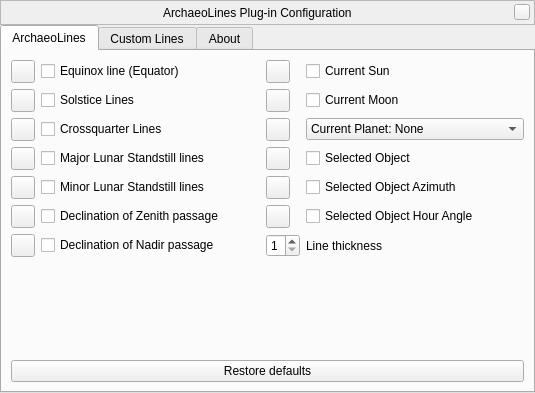
The window that plugins/ArchaeoLines/src/gui/archaeoLinesDialog.ui (greck2908/stellarium) describes before a commit, drawn with Qt 5.
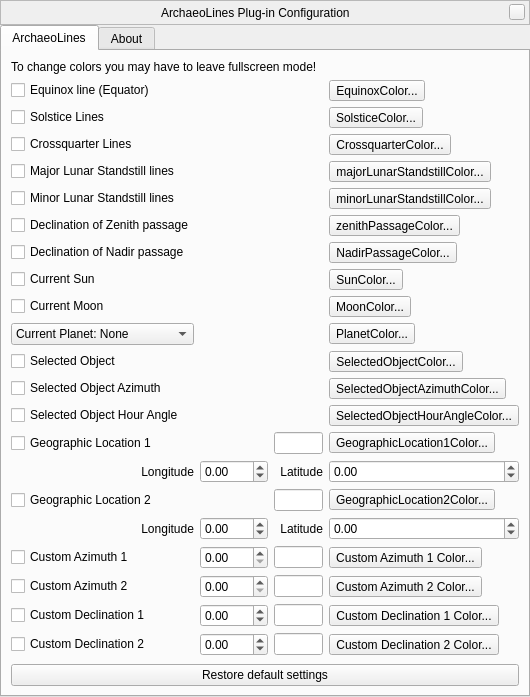
The same window after the commit. Custom widgets are drawn as their Qt base class.

```diff
--- a/plugins/ArchaeoLines/src/gui/archaeoLinesDialog.ui
+++ b/plugins/ArchaeoLines/src/gui/archaeoLinesDialog.ui
@@ -6,8 +6,8 @@
    <rect>
     <x>0</x>
     <y>0</y>
-    <width>535</width>
-    <height>393</height>
+    <width>530</width>
+    <height>656</height>
    </rect>
   </property>
   <property name="windowTitle">
@@ -145,138 +145,402 @@
        <string>ArchaeoLines</string>
       </attribute>
       <layout class="QVBoxLayout" name="verticalLayout_3">
+       <item>
+        <widget class="QLabel" name="switchToWindowedModeLabel">
+         <property name="text">
+          <string>To change colors you may have to leave fullscreen mode!</string>
+         </property>
+        </widget>
+       </item>
        <item>
         <layout class="QGridLayout" name="gridLayout">
-         <item row="0" column="0">
-          <widget class="QToolButton" name="equinoxColorToolButton">
+         <item row="18" column="3">
+          <widget class="QToolButton" name="customAzimuth2ColorToolButton">
            <property name="text">
-            <string notr="true"/>
+            <string notr="true">Custom Azimuth 2 Color...</string>
            </property>
           </widget>
          </item>
-         <item row="6" column="1">
+         <item row="4" column="3">
+          <widget class="QToolButton" name="minorStandstillColorToolButton">
+           <property name="text">
+            <string notr="true">minorLunarStandstillColor...</string>
+           </property>
+          </widget>
+         </item>
+         <item row="17" column="3">
+          <widget class="QToolButton" name="customAzimuth1ColorToolButton">
+           <property name="text">
+            <string notr="true">Custom Azimuth 1 Color...</string>
+           </property>
+          </widget>
+         </item>
+         <item row="6" column="0">
           <widget class="QCheckBox" name="nadirPassageCheckBox">
            <property name="text">
             <string>Declination of Nadir passage</string>
            </property>
           </widget>
          </item>
-         <item row="6" column="0">
+         <item row="17" column="0">
+          <widget class="QCheckBox" name="customAzimuth1CheckBox">
+           <property name="text">
+            <string>Custom Azimuth 1</string>
+           </property>
+          </widget>
+         </item>
+         <item row="17" column="2">
+          <widget class="QLineEdit" name="customAzimuth1LineEdit">
+           <property name="toolTip">
+            <string>Enter a label for this line</string>
+           </property>
+          </widget>
+         </item>
+         <item row="8" column="3">
+          <widget class="QToolButton" name="currentMoonColorToolButton">
+           <property name="text">
+            <string notr="true">MoonColor...</string>
+           </property>
+          </widget>
+         </item>
+         <item row="18" column="0">
+          <widget class="QCheckBox" name="customAzimuth2CheckBox">
+           <property name="text">
+            <string>Custom Azimuth 2</string>
+           </property>
+          </widget>
+         </item>
+         <item row="18" column="1">
+          <widget class="QDoubleSpinBox" name="customAzimuth2DoubleSpinBox">
+           <property name="maximum">
+            <double>359.990000000000009</double>
+           </property>
+          </widget>
+         </item>
+         <item row="6" column="3">
           <widget class="QToolButton" name="nadirPassageColorToolButton">
            <property name="text">
-            <string notr="true"/>
+            <string notr="true">NadirPassageColor...</string>
            </property>
           </widget>
          </item>
-         <item row="4" column="1">
-          <widget class="QCheckBox" name="minorStandstillCheckBox">
+         <item row="1" column="3">
+          <widget class="QToolButton" name="solsticesColorToolButton">
            <property name="text">
-            <string>Minor Lunar Standstill lines</string>
+            <string notr="true">SolsticeColor...</string>
            </property>
           </widget>
          </item>
-         <item row="3" column="0">
-          <widget class="QToolButton" name="majorStandstillColorToolButton">
-           <property name="text">
-            <string notr="true"/>
-           </property>
-          </widget>
-         </item>
-         <item row="2" column="0">
-          <widget class="QToolButton" name="crossquarterColorToolButton">
-           <property name="toolTip">
-            <string>Change color</string>
-           </property>
-           <property name="text">
-            <string notr="true"/>
-           </property>
-          </widget>
-         </item>
-         <item row="5" column="0">
-          <widget class="QToolButton" name="zenithPassageColorToolButton">
-           <property name="text">
-            <string notr="true"/>
-           </property>
-          </widget>
-         </item>
-         <item row="1" column="1">
+         <item row="1" column="0">
           <widget class="QCheckBox" name="solsticesCheckBox">
            <property name="text">
             <string>Solstice Lines</string>
            </property>
           </widget>
          </item>
-         <item row="1" column="0">
-          <widget class="QToolButton" name="solsticesColorToolButton">
+         <item row="8" column="0">
+          <widget class="QCheckBox" name="currentMoonCheckBox">
            <property name="text">
-            <string notr="true"/>
+            <string>Current Moon</string>
            </property>
           </widget>
          </item>
-         <item row="4" column="0">
-          <widget class="QToolButton" name="minorStandstillColorToolButton">
+         <item row="18" column="2">
+          <widget class="QLineEdit" name="customAzimuth2LineEdit">
+           <property name="toolTip">
+            <string>Enter a label for this line</string>
+           </property>
+          </widget>
+         </item>
+         <item row="7" column="3">
+          <widget class="QToolButton" name="currentSunColorToolButton">
            <property name="text">
-            <string notr="true"/>
+            <string notr="true">SunColor...</string>
            </property>
           </widget>
          </item>
-         <item row="0" column="1">
+         <item row="9" column="3">
+          <widget class="QToolButton" name="currentPlanetColorToolButton">
+           <property name="text">
+            <string notr="true">PlanetColor...</string>
+           </property>
+          </widget>
+         </item>
+         <item row="2" column="0">
+          <widget class="QCheckBox" name="crossquarterCheckBox">
+           <property name="text">
+            <string>Crossquarter Lines</string>
+           </property>
+          </widget>
+         </item>
+         <item row="0" column="0">
           <widget class="QCheckBox" name="equinoxCheckBox">
            <property name="text">
             <string>Equinox line (Equator)</string>
            </property>
           </widget>
          </item>
+         <item row="5" column="0">
+          <widget class="QCheckBox" name="zenithPassageCheckBox">
+           <property name="text">
+            <string>Declination of Zenith passage</string>
+           </property>
+          </widget>
+         </item>
+         <item row="10" column="3">
+          <widget class="QToolButton" name="selectedObjectColorToolButton">
+           <property name="text">
+            <string notr="true">SelectedObjectColor...</string>
+           </property>
+          </widget>
+         </item>
+         <item row="5" column="3">
+          <widget class="QToolButton" name="zenithPassageColorToolButton">
+           <property name="text">
+            <string notr="true">zenithPassageColor...</string>
+           </property>
+          </widget>
+         </item>
          <item row="0" column="3">
-          <widget class="QCheckBox" name="currentSunCheckBox">
+          <widget class="QToolButton" name="equinoxColorToolButton">
            <property name="text">
-            <string>Current Sun</string>
+            <string notr="true">EquinoxColor...</string>
            </property>
           </widget>
          </item>
-         <item row="2" column="1">
-          <widget class="QCheckBox" name="crossquarterCheckBox">
-           <property name="text">
-            <string>Crossquarter Lines</string>
-           </property>
-          </widget>
-         </item>
-         <item row="3" column="1">
+         <item row="3" column="0">
           <widget class="QCheckBox" name="majorStandstillCheckBox">
            <property name="text">
             <string>Major Lunar Standstill lines</string>
            </property>
           </widget>
          </item>
-         <item row="5" column="1">
-          <widget class="QCheckBox" name="zenithPassageCheckBox">
+         <item row="20" column="3">
+          <widget class="QToolButton" name="customDeclination2ColorToolButton">
            <property name="text">
-            <string>Declination of Zenith passage</string>
+            <string notr="true">Custom Declination 2 Color...</string>
            </property>
           </widget>
          </item>
-         <item row="0" column="2">
-          <widget class="QToolButton" name="currentSunColorToolButton">
+         <item row="20" column="1">
+          <widget class="QDoubleSpinBox" name="customDeclination2DoubleSpinBox">
+           <property name="minimum">
+            <double>-89.989999999999995</double>
+           </property>
+           <property name="maximum">
+            <double>89.989999999999995</double>
+           </property>
+           <property name="singleStep">
+            <double>0.100000000000000</double>
+           </property>
+          </widget>
+         </item>
+         <item row="20" column="2">
+          <widget class="QLineEdit" name="customDeclination2LineEdit"/>
+         </item>
+         <item row="16" column="2">
+          <widget class="QLabel" name="geographicLocation2LatitudeLabel">
            <property name="text">
-            <string notr="true"/>
+            <string>Latitude</string>
            </property>
+           <property name="alignment">
+            <set>Qt::AlignRight|Qt::AlignTrailing|Qt::AlignVCenter</set>
+           </property>
           </widget>
          </item>
-         <item row="1" column="3">
-          <widget class="QCheckBox" name="currentMoonCheckBox">
+         <item row="16" column="0">
+          <widget class="QLabel" name="geographicLocation2LongitudeLabel">
            <property name="text">
-            <string>Current Moon</string>
+            <string>Longitude</string>
            </property>
+           <property name="alignment">
+            <set>Qt::AlignRight|Qt::AlignTrailing|Qt::AlignVCenter</set>
+           </property>
           </widget>
          </item>
-         <item row="1" column="2">
-          <widget class="QToolButton" name="currentMoonColorToolButton">
+         <item row="16" column="1">
+          <widget class="QDoubleSpinBox" name="geographicLocation2LongitudeDoubleSpinBox">
+           <property name="minimum">
+            <double>-180.000000000000000</double>
+           </property>
+           <property name="maximum">
+            <double>359.990000000000009</double>
+           </property>
+           <property name="singleStep">
+            <double>0.100000000000000</double>
+           </property>
+          </widget>
+         </item>
+         <item row="19" column="3">
+          <widget class="QToolButton" name="customDeclination1ColorToolButton">
            <property name="text">
-            <string notr="true"/>
+            <string notr="true">Custom Declination 1 Color...</string>
+           </property>
+          </widget>
+         </item>
+         <item row="19" column="0">
+          <widget class="QCheckBox" name="customDeclination1CheckBox">
+           <property name="text">
+            <string>Custom Declination 1</string>
+           </property>
+          </widget>
+         </item>
+         <item row="19" column="1">
+          <widget class="QDoubleSpinBox" name="customDeclination1DoubleSpinBox">
+           <property name="minimum">
+            <double>-89.989999999999995</double>
+           </property>
+           <property name="maximum">
+            <double>89.989999999999995</double>
+           </property>
+           <property name="singleStep">
+            <double>0.100000000000000</double>
+           </property>
+          </widget>
+         </item>
+         <item row="19" column="2">
+          <widget class="QLineEdit" name="customDeclination1LineEdit"/>
+         </item>
+         <item row="16" column="3">
+          <widget class="QDoubleSpinBox" name="geographicLocation2LatitudeDoubleSpinBox">
+           <property name="minimum">
+            <double>-90.000000000000000</double>
+           </property>
+           <property name="maximum">
+            <double>90.000000000000000</double>
+           </property>
+           <property name="singleStep">
+            <double>0.100000000000000</double>
+           </property>
+          </widget>
+         </item>
+         <item row="13" column="3">
+          <widget class="QToolButton" name="geographicLocation1ColorToolButton">
+           <property name="text">
+            <string notr="true">GeographicLocation1Color...</string>
+           </property>
+          </widget>
+         </item>
+         <item row="13" column="0">
+          <widget class="QCheckBox" name="geographicLocation1CheckBox">
+           <property name="text">
+            <string>Geographic Location 1</string>
+           </property>
+          </widget>
+         </item>
+         <item row="13" column="2">
+          <widget class="QLineEdit" name="geographicLocation1LineEdit">
+           <property name="toolTip">
+            <string>Enter a label (location name) for this line</string>
+           </property>
+          </widget>
+         </item>
+         <item row="14" column="0">
+          <widget class="QLabel" name="geographicLocation1LongitudeLabel">
+           <property name="text">
+            <string>Longitude</string>
+           </property>
+           <property name="alignment">
+            <set>Qt::AlignRight|Qt::AlignTrailing|Qt::AlignVCenter</set>
+           </property>
+          </widget>
+         </item>
+         <item row="7" column="0">
+          <widget class="QCheckBox" name="currentSunCheckBox">
+           <property name="text">
+            <string>Current Sun</string>
+           </property>
+          </widget>
+         </item>
+         <item row="15" column="3">
+          <widget class="QToolButton" name="geographicLocation2ColorToolButton">
+           <property name="text">
+            <string notr="true">GeographicLocation2Color...</string>
+           </property>
+          </widget>
+         </item>
+         <item row="14" column="3">
+          <widget class="QDoubleSpinBox" name="geographicLocation1LatitudeDoubleSpinBox">
+           <property name="minimum">
+            <double>-90.000000000000000</double>
+           </property>
+           <property name="maximum">
+            <double>90.000000000000000</double>
+           </property>
+           <property name="singleStep">
+            <double>0.100000000000000</double>
+           </property>
+          </widget>
+         </item>
+         <item row="15" column="2">
+          <widget class="QLineEdit" name="geographicLocation2LineEdit">
+           <property name="toolTip">
+            <string>Enter a label (location name) for this line</string>
+           </property>
+          </widget>
+         </item>
+         <item row="14" column="1">
+          <widget class="QDoubleSpinBox" name="geographicLocation1LongitudeDoubleSpinBox">
+           <property name="minimum">
+            <double>-180.000000000000000</double>
+           </property>
+           <property name="maximum">
+            <double>359.990000000000009</double>
+           </property>
+           <property name="singleStep">
+            <double>0.100000000000000</double>
+           </property>
+          </widget>
+         </item>
+         <item row="14" column="2">
+          <widget class="QLabel" name="geographicLocation1LatitudeLabel">
+           <property name="text">
+            <string>Latitude</string>
+           </property>
+           <property name="alignment">
+            <set>Qt::AlignRight|Qt::AlignTrailing|Qt::AlignVCenter</set>
+           </property>
+          </widget>
+         </item>
+         <item row="15" column="0">
+          <widget class="QCheckBox" name="geographicLocation2CheckBox">
+           <property name="text">
+            <string>Geographic Location 2</string>
+           </property>
+          </widget>
+         </item>
+         <item row="3" column="3">
+          <widget class="QToolButton" name="majorStandstillColorToolButton">
+           <property name="text">
+            <string notr="true">majorLunarStandstillColor...</string>
+           </property>
+          </widget>
+         </item>
+         <item row="10" column="0">
+          <widget class="QCheckBox" name="selectedObjectCheckBox">
+           <property name="text">
+            <string>Selected Object</string>
+           </property>
+          </widget>
+         </item>
+         <item row="4" column="0">
+          <widget class="QCheckBox" name="minorStandstillCheckBox">
+           <property name="text">
+            <string>Minor Lunar Standstill lines</string>
            </property>
           </widget>
          </item>
          <item row="2" column="3">
+          <widget class="QToolButton" name="crossquarterColorToolButton">
+           <property name="toolTip">
+            <string>Change color</string>
+           </property>
+           <property name="text">
+            <string notr="true">CrossquarterColor...</string>
+           </property>
+          </widget>
+         </item>
+         <item row="9" column="0">
           <widget class="QComboBox" name="currentPlanetComboBox">
            <property name="sizePolicy">
             <sizepolicy hsizetype="Preferred" vsizetype="Fixed">
@@ -325,75 +589,45 @@
            </item>
           </widget>
          </item>
-         <item row="2" column="2">
-          <widget class="QToolButton" name="currentPlanetColorToolButton">
-           <property name="text">
-            <string notr="true"/>
+         <item row="17" column="1">
+          <widget class="QDoubleSpinBox" name="customAzimuth1DoubleSpinBox">
+           <property name="maximum">
+            <double>359.990000000000009</double>
            </property>
           </widget>
          </item>
-         <item row="3" column="3">
-          <widget class="QCheckBox" name="selectedObjectCheckBox">
+         <item row="20" column="0">
+          <widget class="QCheckBox" name="customDeclination2CheckBox">
            <property name="text">
-            <string>Selected Object</string>
+            <string>Custom Declination 2</string>
            </property>
           </widget>
          </item>
-         <item row="3" column="2">
-          <widget class="QToolButton" name="selectedObjectColorToolButton">
-           <property name="text">
-            <string notr="true"/>
-           </property>
-          </widget>
-         </item>
-         <item row="4" column="3">
+         <item row="11" column="0">
           <widget class="QCheckBox" name="selectedObjectAzimuthCheckBox">
            <property name="text">
             <string>Selected Object Azimuth</string>
            </property>
           </widget>
          </item>
-         <item row="4" column="2">
-          <widget class="QToolButton" name="selectedObjectAzimuthColorToolButton">
-           <property name="text">
-            <string notr="true"/>
-           </property>
-          </widget>
-         </item>
-         <item row="5" column="3">
+         <item row="12" column="0">
           <widget class="QCheckBox" name="selectedObjectHourAngleCheckBox">
            <property name="text">
             <string>Selected Object Hour Angle</string>
            </property>
           </widget>
          </item>
-         <item row="5" column="2">
+         <item row="11" column="3">
+          <widget class="QToolButton" name="selectedObjectAzimuthColorToolButton">
+           <property name="text">
+            <string notr="true">SelectedObjectAzimuthColor...</string>
+           </property>
+          </widget>
+         </item>
+         <item row="12" column="3">
           <widget class="QToolButton" name="selectedObjectHourAngleColorToolButton">
            <property name="text">
-            <string notr="true"/>
-           </property>
-          </widget>
-         </item>
-         <item row="6" column="2">
-          <widget class="QSpinBox" name="lineWidthSpinBox">
-           <property name="prefix">
-            <string/>
-           </property>
-           <property name="minimum">
-            <number>1</number>
-           </property>
-           <property name="maximum">
-            <number>8</number>
-           </property>
-           <property name="value">
-            <number>1</number>
-           </property>
-          </widget>
-         </item>
-         <item row="6" column="3">
-          <widget class="QLabel" name="lineWidthLabel">
-           <property name="text">
-            <string>Line thickness</string>
+            <string notr="true">SelectedObjectHourAngleColor...</string>
            </property>
           </widget>
          </item>
@@ -423,7 +657,7 @@
             </sizepolicy>
            </property>
            <property name="text">
-            <string>Restore defaults</string>
+            <string>Restore default settings</string>
            </property>
           </widget>
          </item>
@@ -431,293 +665,6 @@
        </item>
       </layout>
      </widget>
-     <widget class="QWidget" name="customLinesTab">
-      <attribute name="title">
-       <string>Custom Lines</string>
-      </attribute>
-      <layout class="QVBoxLayout" name="verticalLayout">
-       <item>
-        <layout class="QGridLayout" name="gridLayout_2">
-         <item row="0" column="0">
-          <widget class="QToolButton" name="geographicLocation1ColorToolButton">
-           <property name="text">
-            <string notr="true"/>
-           </property>
-          </widget>
-         </item>
-         <item row="0" column="1">
-          <widget class="QCheckBox" name="geographicLocation1CheckBox">
-           <property name="text">
-            <string>Geographic Location 1</string>
-           </property>
-          </widget>
-         </item>
-         <item row="0" column="2" colspan="3">
-          <widget class="QLineEdit" name="geographicLocation1LineEdit">
-           <property name="toolTip">
-            <string>Enter a label (location name) for this line</string>
-           </property>
-          </widget>
-         </item>
-         <item row="1" column="1">
-          <widget class="QLabel" name="geographicLocation1LongitudeLabel">
-           <property name="text">
-            <string>Longitude</string>
-           </property>
-           <property name="alignment">
-            <set>Qt::AlignRight|Qt::AlignTrailing|Qt::AlignVCenter</set>
-           </property>
-          </widget>
-         </item>
-         <item row="1" column="2">
-          <widget class="QDoubleSpinBox" name="geographicLocation1LongitudeDoubleSpinBox">
-           <property name="minimum">
-            <double>-180.000000000000000</double>
-           </property>
-           <property name="maximum">
-            <double>359.990000000000009</double>
-           </property>
-           <property name="singleStep">
-            <double>0.100000000000000</double>
-           </property>
-          </widget>
-         </item>
-         <item row="1" column="3">
-          <widget class="QLabel" name="geographicLocation1LatitudeLabel">
-           <property name="text">
-            <string>Latitude</string>
-           </property>
-           <property name="alignment">
-            <set>Qt::AlignRight|Qt::AlignTrailing|Qt::AlignVCenter</set>
-           </property>
-          </widget>
-         </item>
-         <item row="1" column="4">
-          <widget class="QDoubleSpinBox" name="geographicLocation1LatitudeDoubleSpinBox">
-           <property name="minimum">
-            <double>-90.000000000000000</double>
-           </property>
-           <property name="maximum">
-            <double>90.000000000000000</double>
-           </property>
-           <property name="singleStep">
-            <double>0.100000000000000</double>
-           </property>
-          </widget>
-         </item>
-         <item row="2" column="0">
-          <widget class="QToolButton" name="geographicLocation2ColorToolButton">
-           <property name="text">
-            <string notr="true"/>
-           </property>
-          </widget>
-         </item>
-         <item row="2" column="1">
-          <widget class="QCheckBox" name="geographicLocation2CheckBox">
-           <property name="text">
-            <string>Geographic Location 2</string>
-           </property>
-          </widget>
-         </item>
-         <item row="2" column="2" colspan="3">
-          <widget class="QLineEdit" name="geographicLocation2LineEdit">
-           <property name="toolTip">
-            <string>Enter a label (location name) for this line</string>
-           </property>
-          </widget>
-         </item>
-         <item row="3" column="1">
-          <widget class="QLabel" name="geographicLocation2LongitudeLabel">
-           <property name="text">
-            <string>Longitude</string>
-           </property>
-           <property name="alignment">
-            <set>Qt::AlignRight|Qt::AlignTrailing|Qt::AlignVCenter</set>
-           </property>
-          </widget>
-         </item>
-         <item row="3" column="2">
-          <widget class="QDoubleSpinBox" name="geographicLocation2LongitudeDoubleSpinBox">
-           <property name="minimum">
-            <double>-180.000000000000000</double>
-           </property>
-           <property name="maximum">
-            <double>359.990000000000009</double>
-           </property>
-           <property name="singleStep">
-            <double>0.100000000000000</double>
-           </property>
-          </widget>
-         </item>
-         <item row="3" column="3">
-          <widget class="QLabel" name="geographicLocation2LatitudeLabel">
-           <property name="text">
-            <string>Latitude</string>
-           </property>
-           <property name="alignment">
-            <set>Qt::AlignRight|Qt::AlignTrailing|Qt::AlignVCenter</set>
-           </property>
-          </widget>
-         </item>
-         <item row="3" column="4">
-          <widget class="QDoubleSpinBox" name="geographicLocation2LatitudeDoubleSpinBox">
-           <property name="minimum">
-            <double>-90.000000000000000</double>
-           </property>
-           <property name="maximum">
-            <double>90.000000000000000</double>
-           </property>
-           <property name="singleStep">
-            <double>0.100000000000000</double>
-           </property>
-          </widget>
-         </item>
-         <item row="4" column="0">
-          <widget class="QToolButton" name="customAzimuth1ColorToolButton">
-           <property name="text">
-            <string notr="true"/>
-           </property>
-          </widget>
-         </item>
-         <item row="4" column="1">
-          <widget class="QCheckBox" name="customAzimuth1CheckBox">
-           <property name="toolTip">
-            <string>Always counted from North</string>
-           </property>
-           <property name="text">
-            <string>Custom Azimuth 1</string>
-           </property>
-          </widget>
-         </item>
-         <item row="4" column="2">
-          <widget class="QDoubleSpinBox" name="customAzimuth1DoubleSpinBox">
-           <property name="maximum">
-            <double>359.990000000000009</double>
-           </property>
-          </widget>
-         </item>
-         <item row="4" column="3" colspan="2">
-          <widget class="QLineEdit" name="customAzimuth1LineEdit">
-           <property name="toolTip">
-            <string>Enter a label for this line</string>
-           </property>
-          </widget>
-         </item>
-         <item row="5" column="0">
-          <widget class="QToolButton" name="customAzimuth2ColorToolButton">
-           <property name="text">
-            <string notr="true"/>
-           </property>
-          </widget>
-         </item>
-         <item row="5" column="1">
-          <widget class="QCheckBox" name="customAzimuth2CheckBox">
-           <property name="toolTip">
-            <string>Always counted from North</string>
-           </property>
-           <property name="text">
-            <string>Custom Azimuth 2</string>
-           </property>
-          </widget>
-         </item>
-         <item row="5" column="2">
-          <widget class="QDoubleSpinBox" name="customAzimuth2DoubleSpinBox">
-           <property name="maximum">
-            <double>359.990000000000009</double>
-           </property>
-          </widget>
-         </item>
-         <item row="5" column="3" colspan="2">
-          <widget class="QLineEdit" name="customAzimuth2LineEdit">
-           <property name="toolTip">
-            <string>Enter a label for this line</string>
-           </property>
-          </widget>
-         </item>
-         <item row="6" column="0">
-          <widget class="QToolButton" name="customDeclination1ColorToolButton">
-           <property name="text">
-            <string notr="true"/>
-           </property>
-          </widget>
-         </item>
-         <item row="6" column="1">
-          <widget class="QCheckBox" name="customDeclination1CheckBox">
-           <property name="text">
-            <string>Custom Declination 1</string>
-           </property>
-          </widget>
-         </item>
-         <item row="6" column="2">
-          <widget class="QDoubleSpinBox" name="customDeclination1DoubleSpinBox">
-           <property name="minimum">
-            <double>-89.989999999999995</double>
-           </property>
-           <property name="maximum">
-            <double>89.989999999999995</double>
-           </property>
-           <property name="singleStep">
-            <double>0.100000000000000</double>
-           </property>
-          </widget>
-         </item>
-         <item row="6" column="3" colspan="2">
-          <widget class="QLineEdit" name="customDeclination1LineEdit"/>
-         </item>
-         <item row="7" column="0">
-          <widget class="QToolButton" name="customDeclination2ColorToolButton">
-           <property name="text">
-            <string notr="true"/>
-           </property>
-          </widget>
-         </item>
-         <item row="7" column="1">
-          <widget class="QCheckBox" name="customDeclination2CheckBox">
-           <property name="text">
-            <string>Custom Declination 2</string>
-           </property>
-          </widget>
-         </item>
-         <item row="7" column="2">
-          <widget class="QDoubleSpinBox" name="customDeclination2DoubleSpinBox">
-           <property name="minimum">
-            <double>-89.989999999999995</double>
-           </property>
-           <property name="maximum">
-            <double>89.989999999999995</double>
-           </property>
-           <property name="singleStep">
-            <double>0.100000000000000</double>
-           </property>
-          </widget>
-         </item>
-         <item row="7" column="3" colspan="2">
-          <widget class="QLineEdit" name="customDeclination2LineEdit"/>
-         </item>
-        </layout>
-       </item>
-       <item>
-        <spacer name="verticalSpacer">
-         <property name="orientation">
-          <enum>Qt::Vertical</enum>
-         </property>
-         <property name="sizeHint" stdset="0">
-          <size>
-           <width>20</width>
-           <height>40</height>
-          </size>
-         </property>
-        </spacer>
-       </item>
-       <item>
-        <widget class="QPushButton" name="restoreDefaultsButtonCL">
-         <property name="text">
-          <string>Restore default settings</string>
-         </property>
-        </widget>
-       </item>
-      </layout>
-     </widget>
      <widget class="QWidget" name="aboutTab">
       <attribute name="title">
        <string comment="tab in plugin windows">About</string>
```
